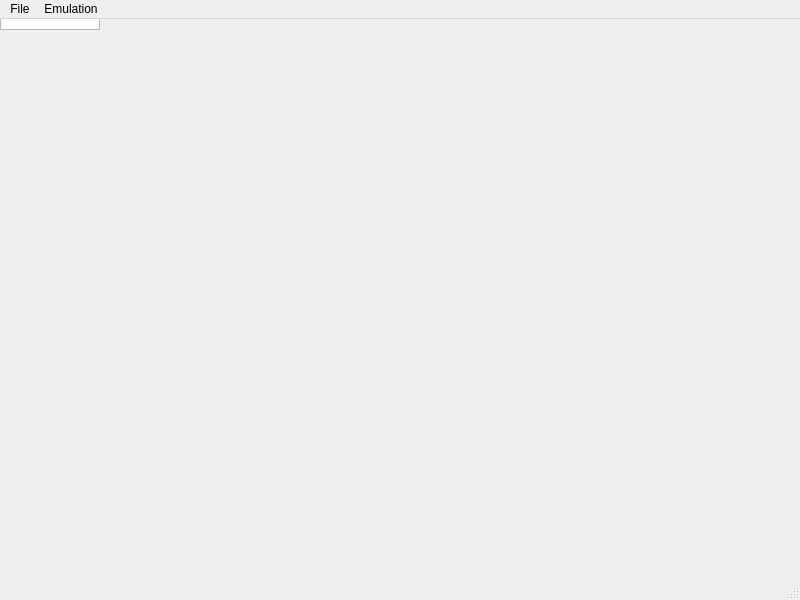
This is chip8/window.ui in MonterraByte/CHIP-8 as Qt 5 draws it before an edit. The edited form follows.
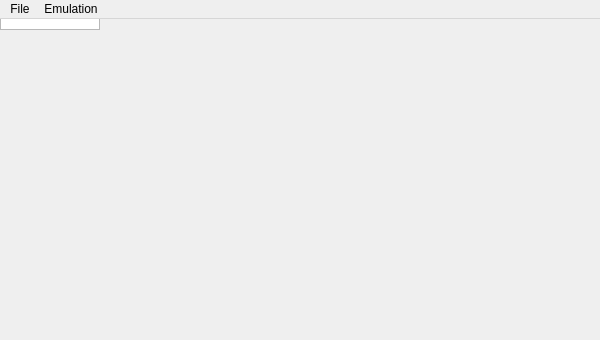
This is the edited form.

Commit message: Adjust default window size and remove the statusbar

```diff
--- a/chip8/window.ui
+++ b/chip8/window.ui
@@ -6,8 +6,8 @@
    <rect>
     <x>0</x>
     <y>0</y>
-    <width>800</width>
-    <height>600</height>
+    <width>600</width>
+    <height>340</height>
    </rect>
   </property>
   <property name="acceptDrops">
@@ -29,8 +29,8 @@
     <rect>
      <x>0</x>
      <y>0</y>
-     <width>800</width>
-     <height>32</height>
+     <width>600</width>
+     <height>30</height>
     </rect>
    </property>
    <widget class="QMenu" name="menuFile">
@@ -50,7 +50,6 @@
    <addaction name="menuFile"/>
    <addaction name="menuEmulation"/>
   </widget>
-  <widget class="QStatusBar" name="statusbar"/>
   <action name="actionOpen">
    <property name="text">
     <string>Open...</string>
```
Lines whose indentation alone changed are shown as unchanged. The commit also changes 1 other file.
